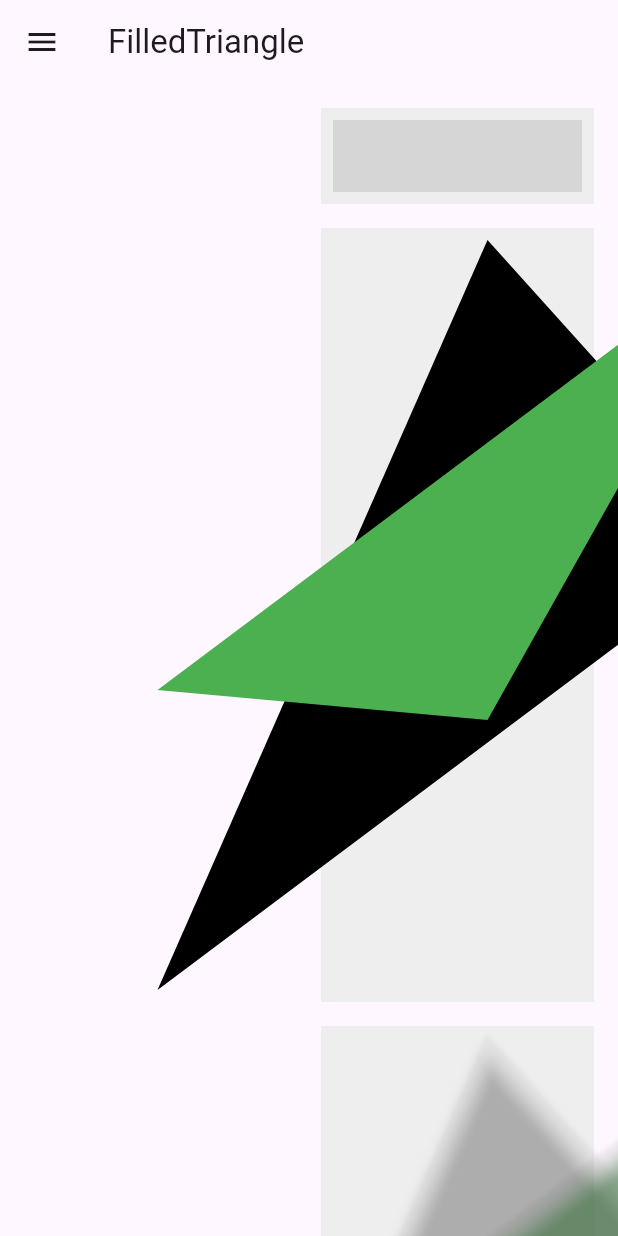
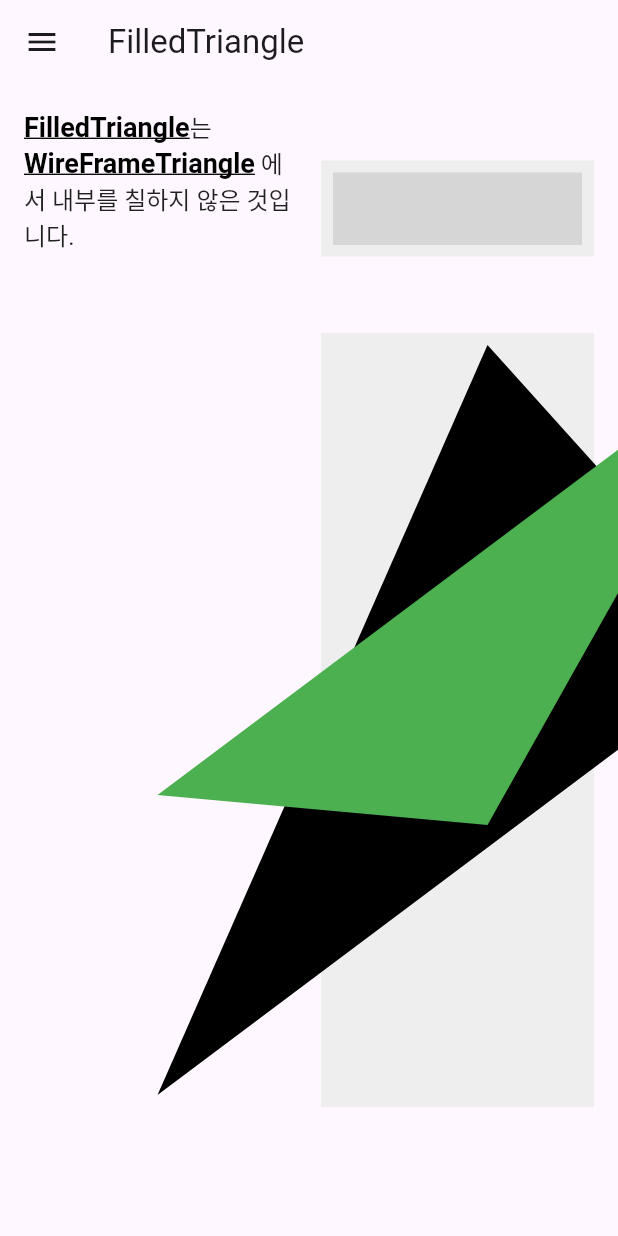
Before and after one commit to letyletylety/easel, a Flutter app: the FilledTriPage screen opened by its route, on a phone screen of 412 x 824 dp. Run offline on Flutter 3.47's test engine with Material 2 defaults, Android fonts, the phone set to English and light mode, and no system bars; our stand-ins replace flutter_highlight, flutter_hooks, go_router; missing offline and left inert: code_text_field, highlight; grey boxes are pictures that could not be loaded.

Commit message:
ft artwork 설명 추가

```diff
--- a/example/lib/artworks/filled_tri_artwork.dart
+++ b/example/lib/artworks/filled_tri_artwork.dart
@@ -8,7 +8,16 @@ class FilledTriPage extends StatelessWidget {
   @override
   Widget build(BuildContext context) {
     return ArtworkScaffoldSingleColumn(title: 'FilledTriangle', children: [
-      const ArtworkColumn(left: CuratorMessage(strings: []), right: CodeText("""
+      ArtworkColumn(
+          left: CuratorMessage(
+            strings: [
+              buildBoldWord('FilledTriangle'),
+              buildTextSpan('는 '),
+              buildBoldWord('WireFrameTriangle'),
+              buildTextSpanln(' 에서 내부를 칠하지 않은 것입니다.', 2),
+            ],
+          ),
+          right: const CodeText("""
 Artwork(
   components: [
     FilledTriangle(Point(-200, -250), Point(200, 50), Point(20, 250)),
@@ -33,20 +42,6 @@ Artwork(
           height: 500,
         ),
       ),
-      ArtworkColumn(
-        left: CuratorMessage(strings: [
-          buildTextSpanln('helo'),
-        ]),
-        right: Easel(
-          components: [
-            ShadedTriangle(Point(-200, -250), Point(200, 50), Point(20, 250)),
-            ShadedTriangle.xyxyxy(-200, -50, 200, 250, 20, -70,
-                color: Colors.green),
-          ],
-          width: 500,
-          height: 500,
-        ),
-      )
     ]);
   }
 }
```
Also changed, not shown: example/pubspec.lock.
